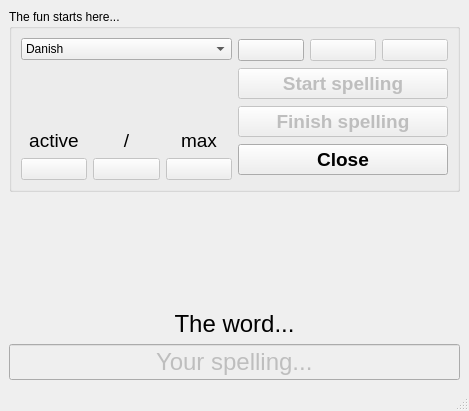
This is mainwindow.ui in davidlamhauge/daspelling as Qt 5 draws it before an edit. The edited form follows.
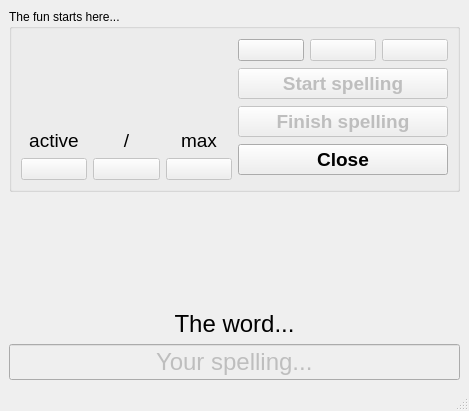
This is the edited form. Icons and pictures are not drawn.

What changed in the file:
```diff
--- a/mainwindow.ui
+++ b/mainwindow.ui
@@ -25,20 +25,6 @@
         <layout class="QHBoxLayout" name="horizontalLayout_5">
          <item>
           <layout class="QVBoxLayout" name="verticalLayout_3">
-           <item>
-            <widget class="QComboBox" name="cbLanguages">
-             <item>
-              <property name="text">
-               <string>Danish</string>
-              </property>
-             </item>
-             <item>
-              <property name="text">
-               <string>English</string>
-              </property>
-             </item>
-            </widget>
-           </item>
            <item>
             <spacer name="verticalSpacer_2">
              <property name="orientation">
```
